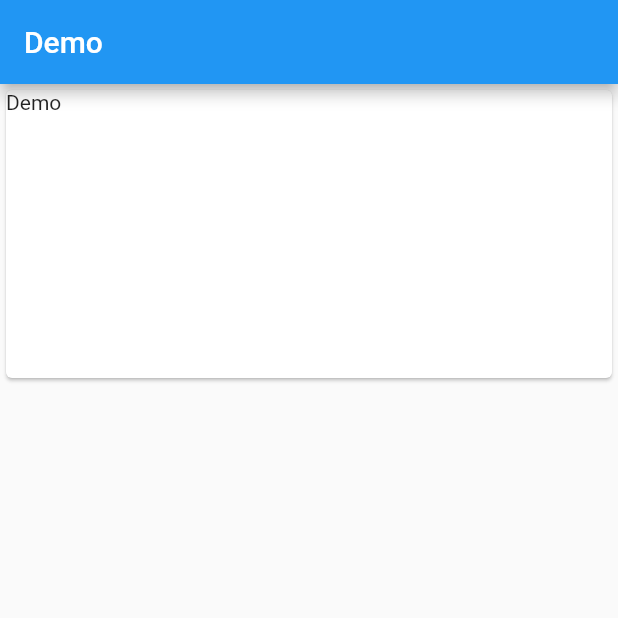
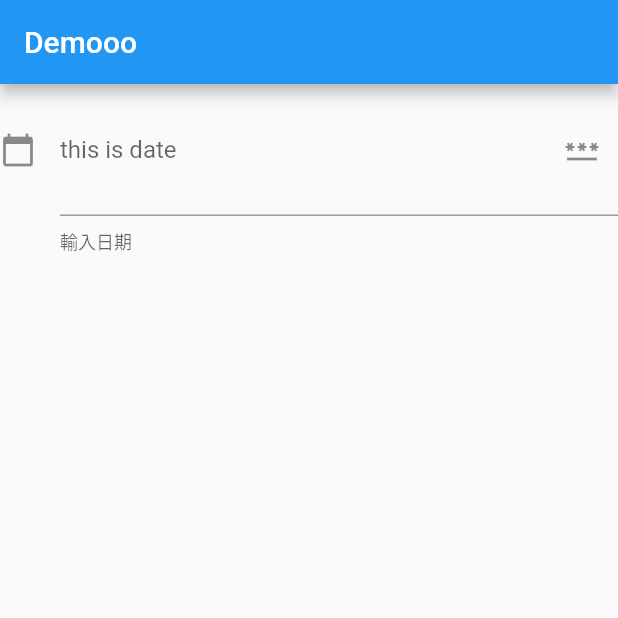
Before and after one commit to wally0302/practice_flutter, a Flutter app: the screen it shows after launch, on a phone screen of 412 x 824 dp, the top half of it. Run offline on Flutter 3.47's test engine with Material 2 defaults, Android fonts, the phone set to English and light mode, and no system bars.

Commit message:
0524_TextField

```diff
--- a/lib/main.dart
+++ b/lib/main.dart
@@ -1,20 +1,20 @@
+import 'dart:ui';
 import 'package:flutter/material.dart';
 import 'dart:math';
-
 import 'package:flutter/rendering.dart';
 
 // TODO:
 // FIXME:
 
 void main() {
-  return runApp(MaterialApp(home: new HomePage4()));
+  return runApp(MaterialApp(home: new pratice_0524()));
 }
 // void main() =>runApp(MaterialApp(
 //   home:new HomePage(),
 //   ));
 
 // TODO:   StatelessWidget: 靜態的(不會改變螢幕) ，不會變動 ，不需要刷新螢幕
-class HomePage extends StatelessWidget {
+class HomePage1 extends StatelessWidget {
   @override
   Widget build(BuildContext context) {
     return Scaffold(
@@ -109,7 +109,7 @@ class _Homepage2State extends State<Homepage2> {
 }
 
 //---05/21-----------------------------------------------------------------//
-class HomePage3 extends StatelessWidget {
+class pratice_0521 extends StatelessWidget {
   @override
   Widget build(BuildContext context) {
     //debugPaintSizeEnabled = true;
@@ -126,7 +126,7 @@ class HomePage3 extends StatelessWidget {
 }
 
 //---05/23-----Card---SizedBox------------------------------------------------------//
-class HomePage4 extends StatelessWidget {
+class pratice_0523 extends StatelessWidget {
   @override
   Widget build(BuildContext context) {
     return Scaffold(
@@ -140,3 +140,53 @@ class HomePage4 extends StatelessWidget {
         ));
   }
 }
+
+//---05/24----TextField------------------------------------------------------//
+
+class pratice_0524 extends StatelessWidget {
+  @override
+  Widget build(BuildContext context) {
+    TextEditingController date_controller = new TextEditingController();
+    TextEditingController name_controller = new TextEditingController();
+
+    return Scaffold(
+      appBar: AppBar(
+        title: Text('Demooo'),
+      ),
+      body: TextField(
+          controller: date_controller,
+          // onChanged: (text) {
+          //   //一有更動馬上印出來
+          //   print('onChanged');
+          //   print(text);
+          //   print('-------');
+          // },
+          onEditingComplete: () {
+            print('onEditingComplete');
+            print(date_controller.text);
+          },
+          // onSubmitted: (text) {
+          //   //按下 Done 才會印出
+          //   print('onSubmitted');
+          //   print(text);
+          // },
+          decoration: new InputDecoration(
+              icon: Icon(Icons.calendar_today),
+              labelText: "this is date",
+              suffixIcon: Icon(Icons.password), //預設就會顯示
+              //suffix: Icon(Icons.password), // 點擊才會顯示
+              focusedBorder: UnderlineInputBorder(
+                  borderSide: BorderSide(
+                color: Colors.green,
+              )),
+              helperText: '輸入日期',
+              hintText: '請輸入日期',
+              suffix: IconButton(
+                  icon: Icon(Icons.close),
+                  onPressed: () {
+                    FocusScope.of(context).requestFocus(
+                        new FocusNode()); //取得 TextField 的 focus，再重新給一個 focus
+                  }))),
+    );
+  }
+}
```
Also changed, not shown: 1 other file.
